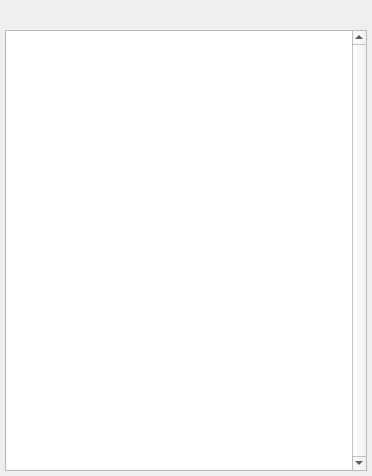
Old version of the form dev/Gems/ScriptCanvas/Code/Editor/View/Widgets/LoggingPanel/PivotTree/PivotTreeWidget.ui in the repository aws/lumberyard.
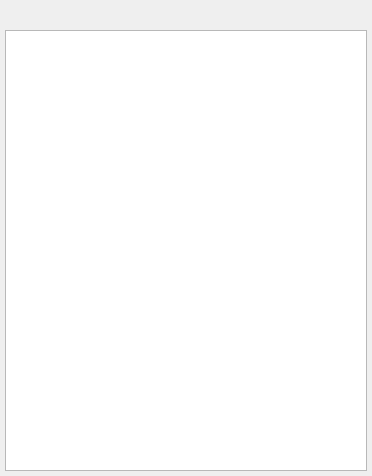
New version of the form. Custom widgets are drawn as their Qt base class.

```diff
--- a/dev/Gems/ScriptCanvas/Code/Editor/View/Widgets/LoggingPanel/PivotTree/PivotTreeWidget.ui
+++ b/dev/Gems/ScriptCanvas/Code/Editor/View/Widgets/LoggingPanel/PivotTree/PivotTreeWidget.ui
@@ -47,9 +47,6 @@
    </item>
    <item>
     <widget class="AzToolsFramework::QTreeViewWithStateSaving" name="pivotTreeView">
-     <property name="verticalScrollBarPolicy">
-      <enum>Qt::ScrollBarAlwaysOn</enum>
-     </property>
      <property name="alternatingRowColors">
       <bool>true</bool>
      </property>
```
